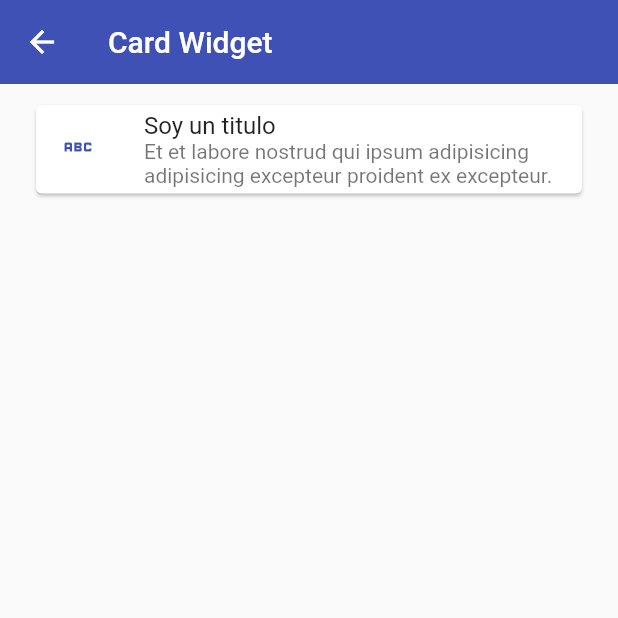
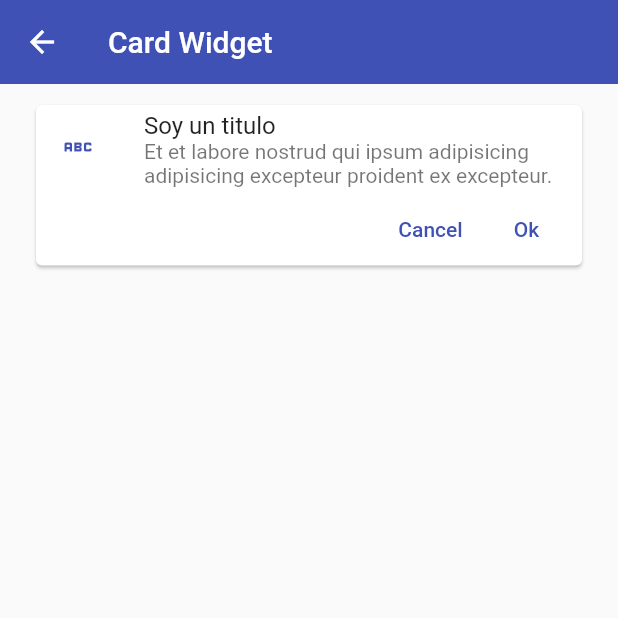
Before and after one commit to Marc-PS/fl_components, a Flutter app: the CardScreen screen opened by its route, on a phone screen of 412 x 824 dp, the top half of it. Run offline on Flutter 3.47's test engine with Material 2 defaults, Android fonts, the phone set to English and light mode, and no system bars.

Commit message:
Text Button Theme

```diff
--- a/lib/screens/card_screen.dart
+++ b/lib/screens/card_screen.dart
@@ -1,31 +1,18 @@
-import 'package:fl_components/theme/app_theme.dart';
 import 'package:flutter/material.dart';
+import '../widgets/widgets.dart';
 
 class CardScreen extends StatelessWidget {
-
   const CardScreen({Key? key}) : super(key: key);
 
   @override
   Widget build(BuildContext context) {
     return Scaffold(
-      appBar: AppBar(
-        title: const Text("Card Widget"),
-      ),
-      body: ListView(
-        padding: const EdgeInsets.symmetric(horizontal: 20 , vertical: 10),
-        children: [
-          Card(
-            child: Column(
-              children: const [
-                ListTile(
-                  leading: Icon(Icons.abc_outlined,color: AppTheme.primary,),
-                  title: Text("Soy un titulo "),
-                  subtitle: Text('Et et labore nostrud qui ipsum adipisicing adipisicing excepteur proident ex excepteur.'),
-                )
-            ]),
-          )
-        ],
-      )
-    );
+        appBar: AppBar(
+          title: const Text("Card Widget"),
+        ),
+        body: ListView(
+          padding: const EdgeInsets.symmetric(horizontal: 20, vertical: 10),
+          children: const [CustomCardType1()],
+        ));
   }
 }
--- a/lib/theme/app_theme.dart
+++ b/lib/theme/app_theme.dart
@@ -1,15 +1,16 @@
 import 'package:flutter/material.dart';
 
 class AppTheme {
-  static const  Color primary = Colors.indigo;
+  static const Color primary = Colors.indigo;
 
   static final ThemeData lightTheme = ThemeData.light().copyWith(
       primaryColor: primary,
       appBarTheme: const AppBarTheme(
         color: primary,
         elevation: 0,
-      )
-  );
+      ),
+      textButtonTheme:
+          TextButtonThemeData(style: TextButton.styleFrom(primary: primary)));
 
   static final ThemeData darkTheme = ThemeData.dark().copyWith(
       primaryColor: primary,
@@ -17,9 +18,7 @@ class AppTheme {
         color: primary,
         elevation: 0,
       ),
-    scaffoldBackgroundColor: Colors.black
-  );
-
-
-
+      scaffoldBackgroundColor: Colors.black,
+      textButtonTheme:
+          TextButtonThemeData(style: TextButton.styleFrom(primary: primary)));
 }
--- /dev/null
+++ b/lib/widgets/custom_card_type_1.dart
@@ -0,0 +1,35 @@
+import 'package:flutter/material.dart';
+import '../theme/app_theme.dart';
+
+class CustomCardType1 extends StatelessWidget {
+  const CustomCardType1({
+    Key? key,
+  }) : super(key: key);
+
+  @override
+  Widget build(BuildContext context) {
+    return Card(
+      child: Column(children: [
+        const ListTile(
+          leading: Icon(
+            Icons.abc_outlined,
+            color: AppTheme.primary,
+          ),
+          title: Text("Soy un titulo "),
+          subtitle: Text(
+              'Et et labore nostrud qui ipsum adipisicing adipisicing excepteur proident ex excepteur.'),
+        ),
+        Padding(
+          padding: const EdgeInsets.only(right: 5),
+          child: Row(
+            mainAxisAlignment: MainAxisAlignment.end,
+            children: [
+              TextButton(onPressed: () {}, child: const Text('Cancel')),
+              TextButton(onPressed: () {}, child: const Text('Ok')),
+            ],
+          ),
+        )
+      ]),
+    );
+  }
+}
--- /dev/null
+++ b/lib/widgets/widgets.dart
@@ -0,0 +1 @@
+export 'package:fl_components/widgets/custom_card_type_1.dart';
```
Lines whose indentation alone changed are shown as unchanged.
